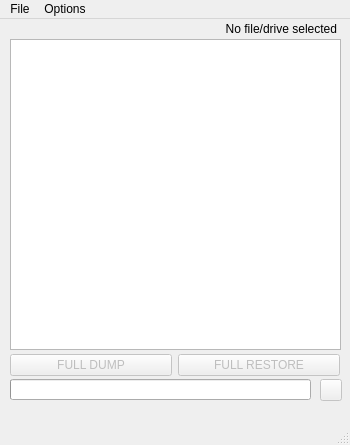
The window that NxNandManager/mainwindow.ui (eliboa/NxNandManager) describes before a commit, drawn with Qt 5.
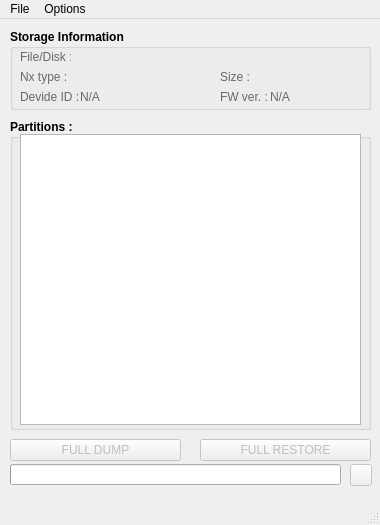
The same window after the commit. Icons and pictures are not drawn.

```diff
--- a/NxNandManager/mainwindow.ui
+++ b/NxNandManager/mainwindow.ui
@@ -6,8 +6,8 @@
    <rect>
     <x>0</x>
     <y>0</y>
-    <width>350</width>
-    <height>445</height>
+    <width>380</width>
+    <height>525</height>
    </rect>
   </property>
   <property name="minimumSize">
@@ -18,8 +18,8 @@
   </property>
   <property name="maximumSize">
    <size>
-    <width>350</width>
-    <height>450</height>
+    <width>380</width>
+    <height>530</height>
    </size>
   </property>
   <property name="focusPolicy">
@@ -39,10 +39,10 @@
    <widget class="QTableWidget" name="partition_table">
     <property name="geometry">
      <rect>
-      <x>10</x>
-      <y>20</y>
-      <width>331</width>
-      <height>311</height>
+      <x>20</x>
+      <y>115</y>
+      <width>341</width>
+      <height>291</height>
      </rect>
     </property>
     <property name="editTriggers">
@@ -62,8 +62,8 @@
     <property name="geometry">
      <rect>
       <x>10</x>
-      <y>360</y>
-      <width>301</width>
+      <y>445</y>
+      <width>331</width>
       <height>21</height>
      </rect>
     </property>
@@ -84,7 +84,7 @@
     <property name="geometry">
      <rect>
       <x>10</x>
-      <y>380</y>
+      <y>465</y>
       <width>141</width>
       <height>16</height>
      </rect>
@@ -547,7 +547,7 @@
     <property name="geometry">
      <rect>
       <x>160</x>
-      <y>380</y>
+      <y>465</y>
       <width>141</width>
       <height>16</height>
      </rect>
@@ -577,8 +577,8 @@
     <property name="geometry">
      <rect>
       <x>10</x>
-      <y>335</y>
-      <width>162</width>
+      <y>420</y>
+      <width>171</width>
       <height>22</height>
      </rect>
     </property>
@@ -610,9 +610,9 @@
     </property>
     <property name="geometry">
      <rect>
-      <x>178</x>
-      <y>335</y>
-      <width>162</width>
+      <x>200</x>
+      <y>420</y>
+      <width>171</width>
       <height>22</height>
      </rect>
     </property>
@@ -638,8 +638,8 @@
     </property>
     <property name="geometry">
      <rect>
-      <x>320</x>
-      <y>360</y>
+      <x>350</x>
+      <y>445</y>
       <width>22</width>
       <height>22</height>
      </rect>
@@ -664,25 +664,662 @@
      <bool>false</bool>
     </property>
    </widget>
-   <widget class="QLabel" name="inputLabel">
+   <widget class="QGroupBox" name="groupBox">
     <property name="geometry">
      <rect>
-      <x>6</x>
-      <y>0</y>
-      <width>331</width>
-      <height>20</height>
+      <x>10</x>
+      <y>10</y>
+      <width>361</width>
+      <height>81</height>
      </rect>
     </property>
-    <property name="focusPolicy">
-     <enum>Qt::TabFocus</enum>
+    <property name="font">
+     <font>
+      <weight>75</weight>
+      <bold>true</bold>
+     </font>
     </property>
-    <property name="text">
-     <string>No file/drive selected</string>
+    <property name="title">
+     <string>Storage Information</string>
     </property>
-    <property name="alignment">
-     <set>Qt::AlignRight|Qt::AlignTrailing|Qt::AlignVCenter</set>
+    <property name="flat">
+     <bool>false</bool>
     </property>
+    <widget class="QLabel" name="filedisk_label">
+     <property name="geometry">
+      <rect>
+       <x>10</x>
+       <y>20</y>
+       <width>51</width>
+       <height>16</height>
+      </rect>
+     </property>
+     <property name="palette">
+      <palette>
+       <active>
+        <colorrole role="WindowText">
+         <brush brushstyle="SolidPattern">
+          <color alpha="255">
+           <red>104</red>
+           <green>104</green>
+           <blue>104</blue>
+          </color>
+         </brush>
+        </colorrole>
+        <colorrole role="Text">
+         <brush brushstyle="SolidPattern">
+          <color alpha="255">
+           <red>104</red>
+           <green>104</green>
+           <blue>104</blue>
+          </color>
+         </brush>
+        </colorrole>
+        <colorrole role="PlaceholderText">
+         <brush brushstyle="SolidPattern">
+          <color alpha="128">
+           <red>104</red>
+           <green>104</green>
+           <blue>104</blue>
+          </color>
+         </brush>
+        </colorrole>
+       </active>
+       <inactive>
+        <colorrole role="WindowText">
+         <brush brushstyle="SolidPattern">
+          <color alpha="255">
+           <red>104</red>
+           <green>104</green>
+           <blue>104</blue>
+          </color>
+         </brush>
+        </colorrole>
+        <colorrole role="Text">
+         <brush brushstyle="SolidPattern">
+          <color alpha="255">
+           <red>104</red>
+           <green>104</green>
+           <blue>104</blue>
+          </color>
+         </brush>
+        </colorrole>
+        <colorrole role="PlaceholderText">
+         <brush brushstyle="SolidPattern">
+          <color alpha="128">
+           <red>104</red>
+           <green>104</green>
+           <blue>104</blue>
+          </color>
+         </brush>
+        </colorrole>
+       </inactive>
+       <disabled>
+        <colorrole role="WindowText">
+         <brush brushstyle="SolidPattern">
+          <color alpha="255">
+           <red>120</red>
+           <green>120</green>
+           <blue>120</blue>
+          </color>
+         </brush>
+        </colorrole>
+        <colorrole role="Text">
+         <brush brushstyle="SolidPattern">
+          <color alpha="255">
+           <red>120</red>
+           <green>120</green>
+           <blue>120</blue>
+          </color>
+         </brush>
+        </colorrole>
+        <colorrole role="PlaceholderText">
+         <brush brushstyle="SolidPattern">
+          <color alpha="128">
+           <red>0</red>
+           <green>0</green>
+           <blue>0</blue>
+          </color>
+         </brush>
+        </colorrole>
+       </disabled>
+      </palette>
+     </property>
+     <property name="font">
+      <font>
+       <weight>50</weight>
+       <bold>false</bold>
+      </font>
+     </property>
+     <property name="text">
+      <string>File/Disk :</string>
+     </property>
+    </widget>
+    <widget class="QLabel" name="size_label">
+     <property name="geometry">
+      <rect>
+       <x>210</x>
+       <y>40</y>
+       <width>31</width>
+       <height>16</height>
+      </rect>
+     </property>
+     <property name="palette">
+      <palette>
+       <active>
+        <colorrole role="WindowText">
+         <brush brushstyle="SolidPattern">
+          <color alpha="255">
+           <red>104</red>
+           <green>104</green>
+           <blue>104</blue>
+          </color>
+         </brush>
+        </colorrole>
+       </active>
+       <inactive>
+        <colorrole role="WindowText">
+         <brush brushstyle="SolidPattern">
+          <color alpha="255">
+           <red>104</red>
+           <green>104</green>
+           <blue>104</blue>
+          </color>
+         </brush>
+        </colorrole>
+       </inactive>
+       <disabled>
+        <colorrole role="WindowText">
+         <brush brushstyle="SolidPattern">
+          <color alpha="255">
+           <red>120</red>
+           <green>120</green>
+           <blue>120</blue>
+          </color>
+         </brush>
+        </colorrole>
+       </disabled>
+      </palette>
+     </property>
+     <property name="font">
+      <font>
+       <weight>50</weight>
+       <bold>false</bold>
+      </font>
+     </property>
+     <property name="text">
+      <string>Size :</string>
+     </property>
+    </widget>
+    <widget class="QLabel" name="nxtype_label">
+     <property name="geometry">
+      <rect>
+       <x>10</x>
+       <y>40</y>
+       <width>51</width>
+       <height>16</height>
+      </rect>
+     </property>
+     <property name="palette">
+      <palette>
+       <active>
+        <colorrole role="WindowText">
+         <brush brushstyle="SolidPattern">
+          <color alpha="255">
+           <red>104</red>
+           <green>104</green>
+           <blue>104</blue>
+          </color>
+         </brush>
+        </colorrole>
+       </active>
+       <inactive>
+        <colorrole role="WindowText">
+         <brush brushstyle="SolidPattern">
+          <color alpha="255">
+           <red>104</red>
+           <green>104</green>
+           <blue>104</blue>
+          </color>
+         </brush>
+        </colorrole>
+       </inactive>
+       <disabled>
+        <colorrole role="WindowText">
+         <brush brushstyle="SolidPattern">
+          <color alpha="255">
+           <red>120</red>
+           <green>120</green>
+           <blue>120</blue>
+          </color>
+         </brush>
+        </colorrole>
+       </disabled>
+      </palette>
+     </property>
+     <property name="font">
+      <font>
+       <weight>50</weight>
+       <bold>false</bold>
+      </font>
+     </property>
+     <property name="text">
+      <string>Nx type :</string>
+     </property>
+    </widget>
+    <widget class="QLabel" name="size_value">
+     <property name="geometry">
+      <rect>
+       <x>240</x>
+       <y>40</y>
+       <width>111</width>
+       <height>16</height>
+      </rect>
+     </property>
+     <property name="palette">
+      <palette>
+       <active>
+        <colorrole role="WindowText">
+         <brush brushstyle="SolidPattern">
+          <color alpha="255">
+           <red>104</red>
+           <green>104</green>
+           <blue>104</blue>
+          </color>
+         </brush>
+        </colorrole>
+       </active>
+       <inactive>
+        <colorrole role="WindowText">
+         <brush brushstyle="SolidPattern">
+          <color alpha="255">
+           <red>104</red>
+           <green>104</green>
+           <blue>104</blue>
+          </color>
+         </brush>
+        </colorrole>
+       </inactive>
+       <disabled>
+        <colorrole role="WindowText">
+         <brush brushstyle="SolidPattern">
+          <color alpha="255">
+           <red>120</red>
+           <green>120</green>
+           <blue>120</blue>
+          </color>
+         </brush>
+        </colorrole>
+       </disabled>
+      </palette>
+     </property>
+     <property name="font">
+      <font>
+       <weight>50</weight>
+       <bold>false</bold>
+      </font>
+     </property>
+     <property name="text">
+      <string/>
+     </property>
+    </widget>
+    <widget class="QLabel" name="nxtype_value">
+     <property name="geometry">
+      <rect>
+       <x>60</x>
+       <y>40</y>
+       <width>141</width>
+       <height>16</height>
+      </rect>
+     </property>
+     <property name="palette">
+      <palette>
+       <active>
+        <colorrole role="WindowText">
+         <brush brushstyle="SolidPattern">
+          <color alpha="255">
+           <red>104</red>
+           <green>104</green>
+           <blue>104</blue>
+          </color>
+         </brush>
+        </colorrole>
+       </active>
+       <inactive>
+        <colorrole role="WindowText">
+         <brush brushstyle="SolidPattern">
+          <color alpha="255">
+           <red>104</red>
+           <green>104</green>
+           <blue>104</blue>
+          </color>
+         </brush>
+        </colorrole>
+       </inactive>
+       <disabled>
+        <colorrole role="WindowText">
+         <brush brushstyle="SolidPattern">
+          <color alpha="255">
+           <red>120</red>
+           <green>120</green>
+           <blue>120</blue>
+          </color>
+         </brush>
+        </colorrole>
+       </disabled>
+      </palette>
+     </property>
+     <property name="font">
+      <font>
+       <weight>50</weight>
+       <bold>false</bold>
+      </font>
+     </property>
+     <property name="text">
+      <string/>
+     </property>
+    </widget>
+    <widget class="QLabel" name="filedisk_value">
+     <property name="geometry">
+      <rect>
+       <x>60</x>
+       <y>20</y>
+       <width>291</width>
+       <height>16</height>
+      </rect>
+     </property>
+     <property name="palette">
+      <palette>
+       <active>
+        <colorrole role="WindowText">
+         <brush brushstyle="SolidPattern">
+          <color alpha="255">
+           <red>104</red>
+           <green>104</green>
+           <blue>104</blue>
+          </color>
+         </brush>
+        </colorrole>
+       </active>
+       <inactive>
+        <colorrole role="WindowText">
+         <brush brushstyle="SolidPattern">
+          <color alpha="255">
+           <red>104</red>
+           <green>104</green>
+           <blue>104</blue>
+          </color>
+         </brush>
+        </colorrole>
+       </inactive>
+       <disabled>
+        <colorrole role="WindowText">
+         <brush brushstyle="SolidPattern">
+          <color alpha="255">
+           <red>120</red>
+           <green>120</green>
+           <blue>120</blue>
+          </color>
+         </brush>
+        </colorrole>
+       </disabled>
+      </palette>
+     </property>
+     <property name="font">
+      <font>
+       <weight>50</weight>
+       <bold>false</bold>
+      </font>
+     </property>
+     <property name="text">
+      <string/>
+     </property>
+    </widget>
+    <widget class="QLabel" name="fwversion_label">
+     <property name="geometry">
+      <rect>
+       <x>210</x>
+       <y>60</y>
+       <width>51</width>
+       <height>16</height>
+      </rect>
+     </property>
+     <property name="palette">
+      <palette>
+       <active>
+        <colorrole role="WindowText">
+         <brush brushstyle="SolidPattern">
+          <color alpha="255">
+           <red>104</red>
+           <green>104</green>
+           <blue>104</blue>
+          </color>
+         </brush>
+        </colorrole>
+       </active>
+       <inactive>
+        <colorrole role="WindowText">
+         <brush brushstyle="SolidPattern">
+          <color alpha="255">
+           <red>104</red>
+           <green>104</green>
+           <blue>104</blue>
+          </color>
+         </brush>
+        </colorrole>
+       </inactive>
+       <disabled>
+        <colorrole role="WindowText">
+         <brush brushstyle="SolidPattern">
+          <color alpha="255">
+           <red>120</red>
+           <green>120</green>
+           <blue>120</blue>
+          </color>
+         </brush>
+        </colorrole>
+       </disabled>
+      </palette>
+     </property>
+     <property name="font">
+      <font>
+       <weight>50</weight>
+       <bold>false</bold>
+      </font>
+     </property>
+     <property name="text">
+      <string>FW ver. :</string>
+     </property>
+    </widget>
+    <widget class="QLabel" name="deviceid_label">
+     <property name="geometry">
+      <rect>
+       <x>10</x>
+       <y>60</y>
+       <width>61</width>
+       <height>16</height>
+      </rect>
+     </property>
+     <property name="palette">
+      <palette>
+       <active>
+        <colorrole role="WindowText">
+         <brush brushstyle="SolidPattern">
+          <color alpha="255">
+           <red>104</red>
+           <green>104</green>
+           <blue>104</blue>
+          </color>
+         </brush>
+        </colorrole>
+       </active>
+       <inactive>
+        <colorrole role="WindowText">
+         <brush brushstyle="SolidPattern">
+          <color alpha="255">
+           <red>104</red>
+           <green>104</green>
+           <blue>104</blue>
+          </color>
+         </brush>
+        </colorrole>
+       </inactive>
+       <disabled>
+        <colorrole role="WindowText">
+         <brush brushstyle="SolidPattern">
+          <color alpha="255">
+           <red>120</red>
+           <green>120</green>
+           <blue>120</blue>
+          </color>
+         </brush>
+        </colorrole>
+       </disabled>
+      </palette>
+     </property>
+     <property name="font">
+      <font>
+       <weight>50</weight>
+       <bold>false</bold>
+      </font>
+     </property>
+     <property name="text">
+      <string>Devide ID :</string>
+     </property>
+    </widget>
+    <widget class="QLabel" name="deviceid_value">
+     <property name="geometry">
+      <rect>
+       <x>70</x>
+       <y>60</y>
+       <width>131</width>
+       <height>16</height>
+      </rect>
+     </property>
+     <property name="palette">
+      <palette>
+       <active>
+        <colorrole role="WindowText">
+         <brush brushstyle="SolidPattern">
+          <color alpha="255">
+           <red>104</red>
+           <green>104</green>
+           <blue>104</blue>
+          </color>
+         </brush>
+        </colorrole>
+       </active>
+       <inactive>
+        <colorrole role="WindowText">
+         <brush brushstyle="SolidPattern">
+          <color alpha="255">
+           <red>104</red>
+           <green>104</green>
+           <blue>104</blue>
+          </color>
+         </brush>
+        </colorrole>
+       </inactive>
+       <disabled>
+        <colorrole role="WindowText">
+         <brush brushstyle="SolidPattern">
+          <color alpha="255">
+           <red>120</red>
+           <green>120</green>
+           <blue>120</blue>
+          </color>
+         </brush>
+        </colorrole>
+       </disabled>
+      </palette>
+     </property>
+     <property name="font">
+      <font>
+       <weight>50</weight>
+       <bold>false</bold>
+      </font>
+     </property>
+     <property name="text">
+      <string>N/A</string>
+     </property>
+    </widget>
+    <widget class="QLabel" name="fwversion_value">
+     <property name="geometry">
+      <rect>
+       <x>260</x>
+       <y>60</y>
+       <width>91</width>
+       <height>16</height>
+      </rect>
+     </property>
+     <property name="palette">
+      <palette>
+       <active>
+        <colorrole role="WindowText">
+         <brush brushstyle="SolidPattern">
+          <color alpha="255">
+           <red>104</red>
+           <green>104</green>
+           <blue>104</blue>
+          </color>
+         </brush>
+        </colorrole>
+       </active>
+       <inactive>
+        <colorrole role="WindowText">
+         <brush brushstyle="SolidPattern">
+          <color alpha="255">
+           <red>104</red>
+           <green>104</green>
+           <blue>104</blue>
+          </color>
+         </brush>
+        </colorrole>
+       </inactive>
+       <disabled>
+        <colorrole role="WindowText">
+         <brush brushstyle="SolidPattern">
+          <color alpha="255">
+           <red>120</red>
+           <green>120</green>
+           <blue>120</blue>
+          </color>
+         </brush>
+        </colorrole>
+       </disabled>
+      </palette>
+     </property>
+     <property name="font">
+      <font>
+       <weight>50</weight>
+       <bold>false</bold>
+      </font>
+     </property>
+     <property name="text">
+      <string>N/A</string>
+     </property>
+    </widget>
    </widget>
+   <widget class="QGroupBox" name="groupBox_2">
+    <property name="geometry">
+     <rect>
+      <x>10</x>
+      <y>100</y>
+      <width>361</width>
+      <height>311</height>
+     </rect>
+    </property>
+    <property name="font">
+     <font>
+      <weight>75</weight>
+      <bold>true</bold>
+     </font>
+    </property>
+    <property name="title">
+     <string>Partitions :</string>
+    </property>
+   </widget>
+   <zorder>groupBox_2</zorder>
    <zorder>partition_table</zorder>
    <zorder>progressBar</zorder>
    <zorder>elapsed_time_label</zorder>
@@ -697,7 +1334,7 @@
     <rect>
      <x>0</x>
      <y>0</y>
-     <width>350</width>
+     <width>380</width>
      <height>21</height>
     </rect>
    </property>
```
Left out of the diff: 2 changed lines with no effect on the pictures.
